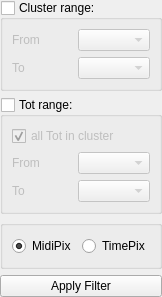
Before: the Qt Designer form viewer_widget/viewer/panels/clogfilterpanel.ui in verbkinm/WTF_Viewer, drawn with Qt 5.
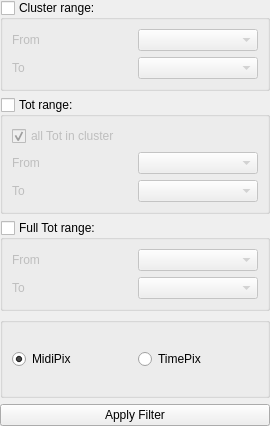
After: the same form once the commit is applied.

```diff
--- a/viewer_widget/viewer/panels/clogfilterpanel.ui
+++ b/viewer_widget/viewer/panels/clogfilterpanel.ui
@@ -6,8 +6,8 @@
    <rect>
     <x>0</x>
     <y>0</y>
-    <width>158</width>
-    <height>297</height>
+    <width>270</width>
+    <height>426</height>
    </rect>
   </property>
   <property name="windowTitle">
@@ -72,6 +72,9 @@
    </item>
    <item>
     <widget class="QGroupBox" name="totRangeGroup">
+     <property name="enabled">
+      <bool>true</bool>
+     </property>
      <property name="toolTip">
       <string>&lt;html&gt;&lt;head/&gt;&lt;body&gt;&lt;p&gt;Enable/DisableTot range (when &lt;span style=&quot; font-weight:600;&quot;&gt;Disabled&lt;/span&gt; - selected all range)&lt;/p&gt;&lt;/body&gt;&lt;/html&gt;</string>
      </property>
@@ -127,6 +130,50 @@
      </layout>
     </widget>
    </item>
+   <item>
+    <widget class="QGroupBox" name="totRangeGroupFull">
+     <property name="toolTip">
+      <string>&lt;html&gt;&lt;head/&gt;&lt;body&gt;&lt;p&gt;Enable/DisableTot range (when &lt;span style=&quot; font-weight:600;&quot;&gt;Disabled&lt;/span&gt; - selected all range)&lt;/p&gt;&lt;/body&gt;&lt;/html&gt;</string>
+     </property>
+     <property name="title">
+      <string>Full Tot range:</string>
+     </property>
+     <property name="checkable">
+      <bool>true</bool>
+     </property>
+     <property name="checked">
+      <bool>false</bool>
+     </property>
+     <layout class="QGridLayout" name="gridLayout_3">
+      <item row="0" column="0">
+       <widget class="QLabel" name="label_5">
+        <property name="text">
+         <string>From</string>
+        </property>
+        <property name="alignment">
+         <set>Qt::AlignLeading|Qt::AlignLeft|Qt::AlignVCenter</set>
+        </property>
+       </widget>
+      </item>
+      <item row="0" column="1">
+       <widget class="QComboBox" name="totRangeBeginFull"/>
+      </item>
+      <item row="1" column="1">
+       <widget class="QComboBox" name="totRangeEndFull"/>
+      </item>
+      <item row="1" column="0">
+       <widget class="QLabel" name="label_6">
+        <property name="text">
+         <string>To</string>
+        </property>
+        <property name="alignment">
+         <set>Qt::AlignLeading|Qt::AlignLeft|Qt::AlignVCenter</set>
+        </property>
+       </widget>
+      </item>
+     </layout>
+    </widget>
+   </item>
    <item>
     <widget class="QGroupBox" name="pixGroup">
      <property name="title">
```
